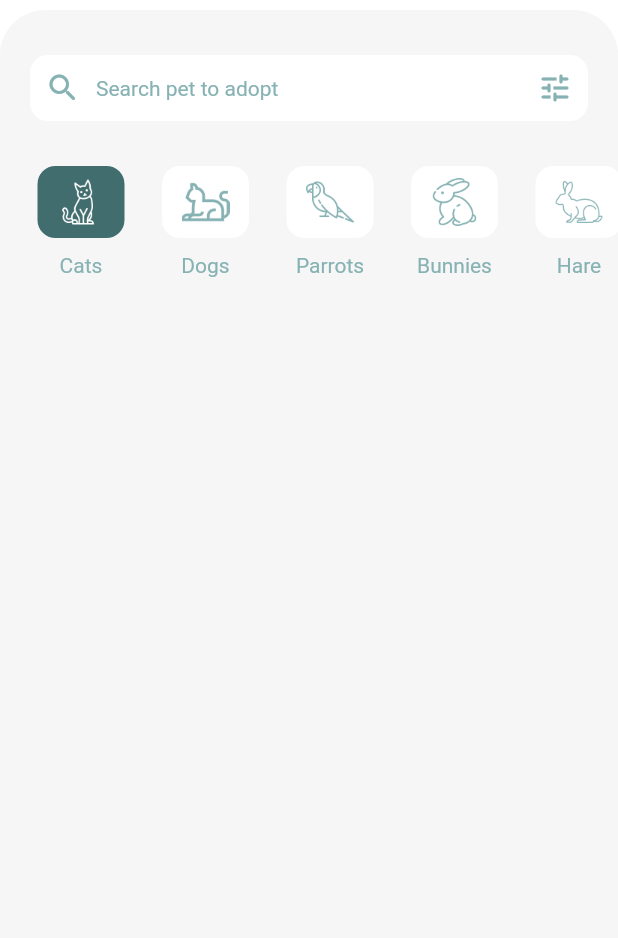
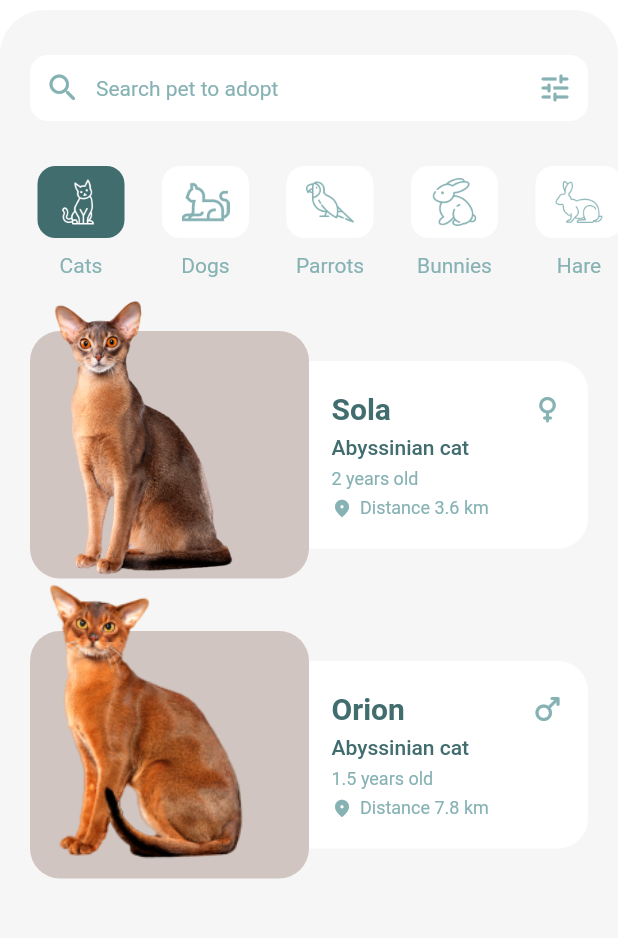
Before and after one commit to withdurrani/ui_drawer_translation, a Flutter app: the screen it shows after launch, on a phone screen of 412 x 824 dp, the part 122-1060 px from its top. Run offline on Flutter 3.47's test engine with Material 2 defaults, Android fonts, the phone set to English and light mode, and no system bars; our stand-ins replace google_fonts.

```diff
--- a/lib/data/data.dart
+++ b/lib/data/data.dart
@@ -3,6 +3,24 @@ class MyData {
     'cats': {
       'title': 'Cats',
       'icon': 'assets/category/cat.png',
+      'details': {
+        1: {
+          'image': 'assets/details/cat/1.png',
+          'name': 'Sola',
+          'description': 'Abyssinian cat',
+          'age': '2 years old',
+          'isMale': false,
+          'distance': 'Distance 3.6 km'
+        },
+        2: {
+          'image': 'assets/details/cat/2.png',
+          'name': 'Orion',
+          'description': 'Abyssinian cat',
+          'age': '1.5 years old',
+          'isMale': true,
+          'distance': 'Distance 7.8 km'
+        },
+      }
     },
     'dogs': {
       'title': 'Dogs',
--- a/lib/main.dart
+++ b/lib/main.dart
@@ -22,6 +22,8 @@ class MyApp extends StatelessWidget {
             ),
         textTheme: GoogleFonts.robotoTextTheme(
           const TextTheme(
+            headline6: TextStyle(
+                color: AppColor.darkFontColor, fontWeight: FontWeight.bold),
             subtitle1: TextStyle(color: AppColor.lightFontColor),
             bodyText1: TextStyle(
                 color: AppColor.darkFontColor, fontWeight: FontWeight.w500),
--- a/lib/models/category.dart
+++ b/lib/models/category.dart
@@ -1,13 +1,32 @@
+import 'package:ui_drawer_translation/models/product_details.dart';
+
 class Category {
   final String title;
   final String icon;
+  final List<ProductDetails> details;
 
   Category({
     required this.title,
     required this.icon,
+    required this.details,
   });
 
-  Category.fromJson(Map<String, dynamic> json)
-      : title = json['title'],
-        icon = json['icon'];
+  factory Category.fromJson(Map<String, dynamic> json) {
+    List<ProductDetails> _details = [];
+    if (json['details'] == null) {
+      _details = [];
+    } else {
+      _details = json['details']
+          .values
+          .map<ProductDetails>(
+              (jsonValue) => ProductDetails.fromJson(jsonValue))
+          .toList();
+    }
+
+    return Category(
+      title: json['title'],
+      icon: json['icon'],
+      details: _details,
+    );
+  }
 }
--- /dev/null
+++ b/lib/models/product_details.dart
@@ -0,0 +1,27 @@
+class ProductDetails {
+  final String image;
+  final String name;
+  final String description;
+  final String age;
+  final bool isMale;
+  final String distance;
+
+  ProductDetails({
+    required this.image,
+    required this.name,
+    required this.description,
+    required this.age,
+    required this.isMale,
+    required this.distance,
+  });
+
+  factory ProductDetails.fromJson(Map<String, dynamic> json) {
+    return ProductDetails(
+        image: json['image'],
+        name: json['name'],
+        description: json['description'],
+        age: json['age'],
+        isMale: json['isMale'],
+        distance: json['distance']);
+  }
+}
--- /dev/null
+++ b/lib/ui/home_screen/category_details.dart
@@ -0,0 +1,98 @@
+import 'dart:math';
+
+import 'package:flutter/material.dart';
+import 'package:ui_drawer_translation/models/category.dart';
+
+class CategoryDetails extends StatelessWidget {
+  const CategoryDetails({
+    Key? key,
+    required this.selectedCategory,
+  }) : super(key: key);
+
+  final Category selectedCategory;
+
+  @override
+  Widget build(BuildContext context) {
+    return ListView.builder(
+      padding: const EdgeInsets.symmetric(horizontal: 20),
+      itemBuilder: (context, index) {
+        var details = selectedCategory.details[index];
+        return SizedBox(
+          height: 200,
+          child: Row(
+            children: [
+              Expanded(
+                  child: Stack(
+                children: [
+                  Container(
+                    margin: const EdgeInsets.only(top: 35),
+                    decoration: BoxDecoration(
+                      color: Colors
+                          .primaries[Random().nextInt(Colors.primaries.length)]
+                          .withOpacity(0.3),
+                      borderRadius: BorderRadius.circular(20),
+                    ),
+                  ),
+                  Image.asset(details.image),
+                ],
+              )),
+              Expanded(
+                child: Container(
+                  margin: const EdgeInsets.only(top: 55, bottom: 20),
+                  decoration: const BoxDecoration(
+                    color: Colors.white,
+                    borderRadius: BorderRadius.only(
+                      topRight: Radius.circular(20),
+                      bottomRight: Radius.circular(20),
+                    ),
+                  ),
+                  child: Padding(
+                    padding: const EdgeInsets.symmetric(
+                        vertical: 20, horizontal: 15),
+                    child: Column(
+                      crossAxisAlignment: CrossAxisAlignment.start,
+                      mainAxisAlignment: MainAxisAlignment.spaceBetween,
+                      children: [
+                        Row(
+                          mainAxisAlignment: MainAxisAlignment.spaceBetween,
+                          children: [
+                            Text(
+                              details.name,
+                              style: Theme.of(context).textTheme.headline6,
+                            ),
+                            Icon(details.isMale
+                                ? Icons.male_rounded
+                                : Icons.female_rounded),
+                          ],
+                        ),
+                        Text(
+                          details.description,
+                          style: Theme.of(context).textTheme.bodyText1,
+                        ),
+                        Text(
+                          details.age,
+                          style: Theme.of(context).textTheme.caption,
+                        ),
+                        Row(
+                          children: [
+                            const Icon(Icons.place_rounded, size: 14),
+                            const SizedBox(width: 5),
+                            Text(
+                              details.distance,
+                              style: Theme.of(context).textTheme.caption,
+                            ),
+                          ],
+                        )
+                      ],
+                    ),
+                  ),
+                ),
+              ),
+            ],
+          ),
+        );
+      },
+      itemCount: selectedCategory.details.length,
+    );
+  }
+}
--- /dev/null
+++ b/lib/ui/home_screen/category_icon.dart
@@ -0,0 +1,48 @@
+import 'package:flutter/material.dart';
+import 'package:ui_drawer_translation/models/category.dart';
+
+import '../../constants.dart';
+
+class CategoryIcon extends StatelessWidget {
+  final bool isSelected;
+  final Function(String value) onSelect;
+  const CategoryIcon({
+    Key? key,
+    required this.category,
+    required this.onSelect,
+    this.isSelected = false,
+  }) : super(key: key);
+
+  final Category category;
+
+  @override
+  Widget build(BuildContext context) {
+    var margin = const EdgeInsets.only(left: 25);
+    var padding = const EdgeInsets.symmetric(horizontal: 5);
+
+    return Column(
+      children: [
+        Container(
+          decoration: BoxDecoration(
+            color: isSelected ? AppColor.backgroundColor : Colors.white,
+            borderRadius: BorderRadius.circular(12),
+          ),
+          margin: margin,
+          padding: padding,
+          child: IconButton(
+            onPressed: () => onSelect(category.title),
+            icon: Image.asset(
+              category.icon,
+              color: isSelected ? Colors.white : AppColor.disableFontColor,
+            ),
+          ),
+        ),
+        const SizedBox(height: 10),
+        Container(
+          margin: margin,
+          child: Text(category.title),
+        ),
+      ],
+    );
+  }
+}
--- /dev/null
+++ b/lib/ui/home_screen/category_list.dart
@@ -0,0 +1,60 @@
+import 'package:flutter/material.dart';
+import 'package:ui_drawer_translation/models/category.dart';
+import 'package:ui_drawer_translation/provider/category_provider.dart';
+
+import 'category_details.dart';
+import 'category_icon.dart';
+
+class CategoryList extends StatefulWidget {
+  const CategoryList({
+    Key? key,
+  }) : super(key: key);
+
+  @override
+  State<CategoryList> createState() => _CategoryListState();
+}
+
+class _CategoryListState extends State<CategoryList> {
+  late final List<Category> categoryList;
+  String selectedCategoryString = 'Cats';
+
+  @override
+  void initState() {
+    var categoryProvider = CategoryProvider()..fetchData();
+    categoryList = categoryProvider.getCategories;
+    super.initState();
+  }
+
+  @override
+  Widget build(BuildContext context) {
+    Category selectedCategory = categoryList
+        .firstWhere((element) => element.title == selectedCategoryString);
+
+    return Column(
+      children: [
+        SizedBox(
+          height: 75,
+          child: ListView.builder(
+            shrinkWrap: true,
+            scrollDirection: Axis.horizontal,
+            itemBuilder: (context, index) {
+              var category = categoryList[index];
+              return CategoryIcon(
+                  category: category,
+                  isSelected: category.title == selectedCategoryString,
+                  onSelect: (value) {
+                    setState(() {
+                      selectedCategoryString = value;
+                    });
+                  });
+            },
+            itemCount: categoryList.length,
+          ),
+        ),
+        Expanded(
+          child: CategoryDetails(selectedCategory: selectedCategory),
+        ),
+      ],
+    );
+  }
+}
--- a/lib/ui/home_screen/home_screen.dart
+++ b/lib/ui/home_screen/home_screen.dart
@@ -1,9 +1,9 @@
 import 'package:flutter/material.dart';
 import 'package:ui_drawer_translation/constants.dart';
-import 'package:ui_drawer_translation/models/category.dart';
-import 'package:ui_drawer_translation/provider/category_provider.dart';
 
+import 'category_list.dart';
 import 'home_screen_app_bar.dart';
+import 'search_box.dart';
 
 class HomeScreen extends StatefulWidget {
   const HomeScreen({
@@ -64,8 +64,10 @@ class _HomeScreenState extends State<HomeScreen> {
                   ),
                   child: Column(
                     children: const [
-                      _SearchBox(),
-                      _CategoryList(),
+                      SearchBox(),
+                      Expanded(
+                        child: CategoryList(),
+                      ),
                     ],
                   ),
                 ),
@@ -103,120 +105,3 @@ class _HomeScreenState extends State<HomeScreen> {
     scaleFactor = 0.7;
   }
 }
-
-class _CategoryList extends StatefulWidget {
-  const _CategoryList({
-    Key? key,
-  }) : super(key: key);
-
-  @override
-  State<_CategoryList> createState() => _CategoryListState();
-}
-
-class _CategoryListState extends State<_CategoryList> {
-  late final List<Category> categoryList;
-  String selectedCategory = 'Cats';
-
-  @override
-  void initState() {
-    var categoryProvider = CategoryProvider()..fetchData();
-    categoryList = categoryProvider.getCategories;
-    super.initState();
-  }
-
-  @override
-  Widget build(BuildContext context) {
-    return SizedBox(
-      height: 80,
-      child: ListView.builder(
-        scrollDirection: Axis.horizontal,
-        itemBuilder: (context, index) {
-          var category = categoryList[index];
-          return _CategoryIcon(
-              category: category,
-              isSelected: category.title == selectedCategory,
-              onSelect: (value) {
-                setState(() {
-                  selectedCategory = value;
-                });
-              });
-        },
-        itemCount: categoryList.length,
-      ),
-    );
-  }
-}
-
-class _CategoryIcon extends StatelessWidget {
-  final bool isSelected;
-  final Function(String value) onSelect;
-  const _CategoryIcon({
-    Key? key,
-    required this.category,
-    required this.onSelect,
-    this.isSelected = false,
-  }) : super(key: key);
-
-  final Category category;
-
-  @override
-  Widget build(BuildContext context) {
-    var margin = const EdgeInsets.only(left: 25);
-    var padding = const EdgeInsets.symmetric(horizontal: 5);
-
-    return Column(
-      children: [
-        Container(
-          decoration: BoxDecoration(
-            color: isSelected ? AppColor.backgroundColor : Colors.white,
-            borderRadius: BorderRadius.circular(12),
-          ),
-          margin: margin,
-          padding: padding,
-          child: IconButton(
-            onPressed: () => onSelect(category.title),
-            icon: Image.asset(
-              category.icon,
-              color: isSelected ? Colors.white : AppColor.disableFontColor,
-            ),
-          ),
-        ),
-        const SizedBox(height: 10),
-        Container(
-          margin: margin,
-          child: Text(category.title),
-        ),
-      ],
-    );
-  }
-}
-
-class _SearchBox extends StatelessWidget {
-  const _SearchBox({
-    Key? key,
-  }) : super(key: key);
-
-  @override
-  Widget build(BuildContext context) {
-    return Container(
-      decoration: BoxDecoration(
-        color: Colors.white,
-        borderRadius: BorderRadius.circular(12),
-      ),
-      padding: const EdgeInsets.all(10),
-      margin: const EdgeInsets.symmetric(
-        vertical: 30,
-        horizontal: 20,
-      ),
-      child: Row(
-        mainAxisAlignment: MainAxisAlignment.spaceBetween,
-        children: const [
-          Icon(Icons.search_rounded),
-          SizedBox(width: 10),
-          Expanded(child: Text('Search pet to adopt')),
-          Icon(Icons.tune_rounded),
-        ],
-      ),
-    );
-  }
-}
--- /dev/null
+++ b/lib/ui/home_screen/search_box.dart
@@ -0,0 +1,31 @@
+import 'package:flutter/material.dart';
+
+class SearchBox extends StatelessWidget {
+  const SearchBox({
+    Key? key,
+  }) : super(key: key);
+
+  @override
+  Widget build(BuildContext context) {
+    return Container(
+      decoration: BoxDecoration(
+        color: Colors.white,
+        borderRadius: BorderRadius.circular(12),
+      ),
+      padding: const EdgeInsets.all(10),
+      margin: const EdgeInsets.symmetric(
+        vertical: 30,
+        horizontal: 20,
+      ),
+      child: Row(
+        mainAxisAlignment: MainAxisAlignment.spaceBetween,
+        children: const [
+          Icon(Icons.search_rounded),
+          SizedBox(width: 10),
+          Expanded(child: Text('Search pet to adopt')),
+          Icon(Icons.tune_rounded),
+        ],
+      ),
+    );
+  }
+}
--- a/pubspec.yaml
+++ b/pubspec.yaml
@@ -25,4 +25,5 @@ flutter:
   assets:
     - assets/dp.jpg
     - assets/category/
+    - assets/details/cat/
   uses-material-design: true
```
Also changed, not shown: assets/details/cat/1.png (added), assets/details/cat/2.png (added).
